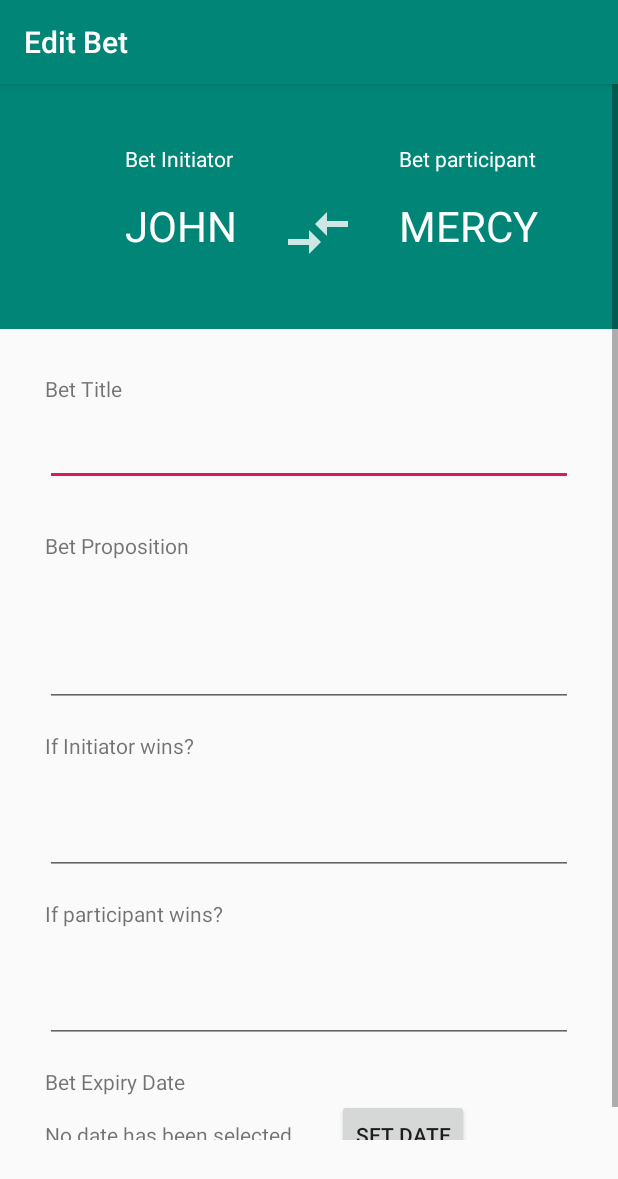
After one commit to Jackwitwicky/couplebet, an Android app: the EditBetActivity screen opened directly, with no data from a screen before it, on a phone screen of 412 x 824 dp. The commit adds this screen. Shown: the top 1179 px of the screen. Run offline under Robolectric (Android 15) with nearby library versions, the phone set to English and light mode, and no system bars; our stand-ins replace Room's generated code; 8 statements that could not run were skipped.

Commit message:
added ability to edit an existing bet

```diff
--- a/app/build.gradle
+++ b/app/build.gradle
@@ -49,8 +49,8 @@ dependencies {
     implementation "android.arch.lifecycle:extensions:$rootProject.archLifecycleVersion"
 //    annotationProcessor "android.arch.lifecycle:compiler:$rootProject.archLifecycleVersion"
     kapt "android.arch.lifecycle:compiler:$rootProject.archLifecycleVersion"
-    compile "androidx.core:core-ktx:+"
-    compile "androidx.lifecycle:lifecycle-viewmodel-ktx:2.0.0"
+    implementation "androidx.core:core-ktx:+"
+    implementation "androidx.lifecycle:lifecycle-viewmodel-ktx:2.0.0"
     implementation "org.jetbrains.kotlin:kotlin-stdlib-jdk7:$kotlin_version"
     implementation 'org.jetbrains.kotlinx:kotlinx-coroutines-core:1.3.3'
     implementation "androidx.lifecycle:lifecycle-viewmodel-ktx:$rootProject.archLifecycleVersion"
--- a/app/src/main/AndroidManifest.xml
+++ b/app/src/main/AndroidManifest.xml
@@ -9,7 +9,8 @@
         android:roundIcon="@mipmap/ic_launch_round"
         android:supportsRtl="true"
         android:theme="@style/AppTheme">
-        <activity android:name=".ui.betdetails.BetDetailsActivity"></activity>
+        <activity android:name=".ui.editbet.EditBetActivity"></activity>
+        <activity android:name=".ui.betdetails.BetDetailsActivity" />
         <activity
             android:name=".SplashActivity"
             android:theme="@style/AppTheme.NoActionBar">
@@ -21,7 +22,7 @@
         </activity>
         <activity
             android:name=".MainActivity"
-            android:label="@string/app_name"></activity>
+            android:label="@string/app_name" />
     </application>
 
 </manifest>
--- a/app/src/main/java/com/jacknkiarie/couplebet/MainActivity.java
+++ b/app/src/main/java/com/jacknkiarie/couplebet/MainActivity.java
@@ -25,6 +25,11 @@ public class MainActivity extends AppCompatActivity {
         NavController navController = Navigation.findNavController(this, R.id.nav_host_fragment);
         NavigationUI.setupActionBarWithNavController(this, navController, appBarConfiguration);
         NavigationUI.setupWithNavController(navView, navController);
+
+        int[] arrayInt = new int[]{1,2,4};
+
+
+
     }
 
 }
--- a/app/src/main/java/com/jacknkiarie/couplebet/adapters/BetHistoryAdapter.java
+++ b/app/src/main/java/com/jacknkiarie/couplebet/adapters/BetHistoryAdapter.java
@@ -74,9 +74,6 @@ public class BetHistoryAdapter extends RecyclerView.Adapter<BetHistoryAdapter.My
         holder.layoutView.setOnClickListener(new View.OnClickListener() {
             @Override
             public void onClick(View v) {
-                Toast.makeText(context,
-                        "Test content", Toast.LENGTH_SHORT).show();
-
                 Intent detailsIntent = new Intent(context, BetDetailsActivity.class);
                 detailsIntent.putExtra("BET", mDataset.get(position));
                 context.startActivity(detailsIntent);
--- a/app/src/main/java/com/jacknkiarie/couplebet/models/Bet.java
+++ b/app/src/main/java/com/jacknkiarie/couplebet/models/Bet.java
@@ -53,6 +53,7 @@ public class Bet implements Serializable {
     public static final String STATUS_CLOSED = "closed";
     public static final String STATUS_CANCELLED = "cancelled";
 
+    public static final String BET_EXTRA = "bet_extra";
     // empty constructor
     @Ignore
     public Bet() {}
--- /dev/null
+++ b/app/src/main/java/com/jacknkiarie/couplebet/ui/editbet/EditBetViewModel.java
@@ -0,0 +1,38 @@
+package com.jacknkiarie.couplebet.ui.editbet;
+
+import android.app.Application;
+
+import androidx.lifecycle.LiveData;
+import androidx.lifecycle.MutableLiveData;
+import androidx.lifecycle.ViewModel;
+
+import com.jacknkiarie.couplebet.database.BetRepository;
+import com.jacknkiarie.couplebet.models.Bet;
+
+import java.util.List;
+
+public class EditBetViewModel extends ViewModel {
+
+    private MutableLiveData<String> mText;
+
+    private BetRepository betRepository;
+
+    private LiveData<List<Bet>> allBets;
+
+    public EditBetViewModel() {}
+
+    public EditBetViewModel(Application application) {
+
+        betRepository = new BetRepository(application);
+        allBets = betRepository.getAllBets();
+
+        mText = new MutableLiveData<>();
+        mText.setValue("");
+    }
+
+    public LiveData<String> getText() {
+        return mText;
+    }
+
+    public void insert(Bet bet) {betRepository.insert(bet);}
+}
--- /dev/null
+++ b/app/src/main/java/com/jacknkiarie/couplebet/ui/editbet/EditBetViewModelProviderFactory.java
@@ -0,0 +1,24 @@
+package com.jacknkiarie.couplebet.ui.editbet;
+
+import android.app.Application;
+
+import androidx.annotation.NonNull;
+import androidx.lifecycle.ViewModel;
+import androidx.lifecycle.ViewModelProvider;
+
+import com.jacknkiarie.couplebet.ui.newbet.NewBetViewModel;
+
+public class EditBetViewModelProviderFactory implements ViewModelProvider.Factory {
+
+    private Application mApplication;
+
+    public EditBetViewModelProviderFactory(Application application) {
+        mApplication = application;
+    }
+
+    @NonNull
+    @Override
+    public <T extends ViewModel> T create(@NonNull Class<T> modelClass) {
+        return (T) new EditBetViewModel(mApplication);
+    }
+}
--- /dev/null
+++ b/app/src/main/res/layout/activity_edit_bet.xml
@@ -0,0 +1,209 @@
+<?xml version="1.0" encoding="utf-8"?>
+
+<ScrollView xmlns:android="http://schemas.android.com/apk/res/android"
+    xmlns:app="http://schemas.android.com/apk/res-auto"
+    android:layout_width="match_parent"
+    android:layout_height="match_parent"
+    android:paddingBottom="64dp">
+<RelativeLayout
+    android:layout_width="match_parent"
+    android:layout_height="wrap_content">
+
+    <RelativeLayout
+        android:id="@+id/top_edit_bet_layout"
+        android:layout_width="match_parent"
+        android:layout_height="wrap_content"
+        android:background="@color/colorPrimary"
+        android:gravity="center_horizontal"
+        android:paddingTop="40dp"
+        android:paddingBottom="40dp"
+        android:layout_alignParentTop="true">
+
+        <TextView
+            android:id="@+id/text_edit_bet_initiator_title"
+            android:layout_width="wrap_content"
+            android:layout_height="wrap_content"
+            android:text="Bet Initiator"
+            android:textColor="@android:color/white"
+            android:layout_marginLeft="30dp"
+            android:layout_marginBottom="16dp"/>
+
+        <TextView
+            android:id="@+id/text_edit_bet_initiator"
+            android:layout_width="wrap_content"
+            android:layout_height="wrap_content"
+            android:text="JOHN"
+            android:textColor="@android:color/white"
+            android:textSize="28sp"
+            android:layout_below="@id/text_edit_bet_initiator_title"
+            android:layout_marginLeft="30dp"
+            android:layout_marginStart="30dp" />
+
+        <ImageView
+            android:id="@+id/icon_edit_bet_switch"
+            android:layout_width="48dp"
+            android:layout_height="48dp"
+            android:src="@drawable/ic_bet_switch"
+            android:layout_toRightOf="@id/text_edit_bet_initiator"
+            android:layout_toEndOf="@id/text_edit_bet_initiator"
+            android:layout_marginLeft="30dp"
+            android:layout_marginStart="30dp"
+            android:layout_marginRight="30dp"
+            android:layout_marginEnd="30dp"
+            android:layout_below="@id/text_edit_bet_initiator_title"/>
+
+        <TextView
+            android:id="@+id/text_bet_participant"
+            android:layout_width="wrap_content"
+            android:layout_height="wrap_content"
+            android:layout_toRightOf="@id/icon_edit_bet_switch"
+            android:layout_alignBaseline="@id/text_edit_bet_initiator"
+            android:text="MERCY"
+            android:textColor="@android:color/white"
+            android:textSize="28sp"/>
+
+        <TextView
+            android:id="@+id/text_edit_bet_participant_title"
+            android:layout_width="wrap_content"
+            android:layout_height="wrap_content"
+            android:text="Bet participant"
+            android:textColor="@android:color/white"
+            android:layout_marginBottom="16dp"
+            android:layout_toRightOf="@id/icon_edit_bet_switch"/>
+    </RelativeLayout>
+
+    <TextView
+        android:id="@+id/edit_bet_title_title"
+        android:layout_width="wrap_content"
+        android:layout_height="wrap_content"
+        android:layout_below="@id/top_edit_bet_layout"
+        android:text="@string/bet_title"
+        android:layout_marginTop="30dp"
+        android:layout_marginLeft="30dp"/>
+
+    <EditText
+        android:id="@+id/edit_bet_title"
+        android:layout_width="match_parent"
+        android:layout_height="wrap_content"
+        android:layout_below="@id/edit_bet_title_title"
+        android:layout_alignLeft="@id/edit_bet_title_title"
+        android:layout_marginTop="10dp"
+        android:layout_marginRight="30dp"
+        android:inputType="text" />
+
+    <TextView
+        android:id="@+id/edit_bet_proposition_title"
+        android:layout_width="wrap_content"
+        android:layout_height="wrap_content"
+        android:layout_below="@id/edit_bet_title"
+        android:text="@string/bet_proposition"
+        android:layout_marginTop="30dp"
+        android:layout_marginLeft="30dp"/>
+
+    <EditText
+        android:id="@+id/edit_bet_proposition"
+        android:layout_width="match_parent"
+        android:layout_height="wrap_content"
+        android:layout_below="@id/edit_bet_proposition_title"
+        android:layout_alignLeft="@id/edit_bet_proposition_title"
+        android:layout_marginTop="10dp"
+        android:layout_marginRight="30dp"
+        android:inputType="text|textMultiLine"
+        android:lines="4"
+        android:maxLines="10"
+        android:minLines="3"/>
+
+    <TextView
+        android:id="@+id/text_dashboard"
+        android:layout_width="wrap_content"
+        android:layout_height="wrap_content" />
+
+    <TextView
+        android:id="@+id/edit_bet_initiator_winning_title"
+        android:layout_width="wrap_content"
+        android:layout_height="wrap_content"
+        android:text="@string/initiator_win"
+        android:layout_below="@id/edit_bet_proposition"
+        android:layout_marginTop="16dp"
+        android:layout_alignLeft="@id/edit_bet_proposition_title"
+        android:layout_alignStart="@id/edit_bet_proposition_title"/>
+
+    <EditText
+        android:id="@+id/edit_bet_initiator_winning"
+        android:layout_width="match_parent"
+        android:layout_height="wrap_content"
+        android:layout_below="@id/edit_bet_initiator_winning_title"
+        android:layout_alignLeft="@id/edit_bet_proposition_title"
+        android:layout_marginTop="10dp"
+        android:layout_marginRight="30dp"
+        android:inputType="text|textMultiLine"
+        android:lines="4"
+        android:maxLines="10"
+        android:minLines="2"/>
+
+    <TextView
+        android:id="@+id/edit_bet_participant_winning_title"
+        android:layout_width="wrap_content"
+        android:layout_height="wrap_content"
+        android:text="@string/participant_win"
+        android:layout_below="@id/edit_bet_initiator_winning"
+        android:layout_marginTop="16dp"
+        android:layout_alignLeft="@id/edit_bet_proposition_title"
+        android:layout_alignStart="@id/edit_bet_proposition_title"/>
+
+    <EditText
+        android:id="@+id/edit_bet_participant_winning"
+        android:layout_width="match_parent"
+        android:layout_height="wrap_content"
+        android:layout_below="@id/edit_bet_participant_winning_title"
+        android:layout_alignLeft="@id/edit_bet_proposition_title"
+        android:layout_alignStart="@id/edit_bet_proposition_title"
+        android:layout_marginTop="10dp"
+        android:layout_marginRight="30dp"
+        android:layout_marginEnd="30dp"
+        android:inputType="text|textMultiLine"
+        android:lines="4"
+        android:maxLines="10"
+        android:minLines="2"/>
+
+    <TextView
+        android:id="@+id/edit_bet_expiry_title"
+        android:layout_width="wrap_content"
+        android:layout_height="wrap_content"
+        android:text="@string/bet_expiry"
+        android:layout_below="@id/edit_bet_participant_winning"
+        android:layout_marginTop="16dp"
+        android:layout_alignLeft="@id/edit_bet_proposition_title"
+        android:layout_alignStart="@id/edit_bet_proposition_title"/>
+
+    <TextView
+        android:id="@+id/edit_bet_expiry"
+        android:layout_width="wrap_content"
+        android:layout_height="wrap_content"
+        android:layout_below="@id/edit_bet_expiry_title"
+        android:layout_alignLeft="@id/edit_bet_proposition_title"
+        android:layout_marginTop="16dp"
+        android:text="@string/pending_date_expiry"
+        />
+
+    <Button
+        android:id="@+id/edit_expiry_date_button"
+        android:layout_width="wrap_content"
+        android:layout_height="wrap_content"
+        android:text="@string/set_expiry_date_button"
+        android:layout_toRightOf="@id/edit_bet_expiry"
+        android:layout_alignBaseline="@id/edit_bet_expiry"
+        android:layout_marginLeft="30dp"/>
+
+    <Button
+        android:id="@+id/save_edit_bet_button"
+        android:layout_width="wrap_content"
+        android:layout_height="wrap_content"
+        android:text="@string/save_bet_button"
+        android:textColor="@android:color/white"
+        android:layout_below="@id/edit_expiry_date_button"
+        android:layout_centerHorizontal="true"
+        android:theme="@style/AppTheme.AccentButton"
+        android:layout_marginTop="20dp"/>
+</RelativeLayout>
+</ScrollView>
--- a/app/src/main/res/values/strings.xml
+++ b/app/src/main/res/values/strings.xml
@@ -47,7 +47,7 @@
     <string name="bet_history_bet_status_title">Status:</string>
     <string name="bet_history_bet_status">Completed</string>
 
-<!--    Bet Details Screen-->
+    <!--    Bet Details Screen-->
     <string name="bet_details_title">Bet Details</string>
     <string name="bet_details_creation_date_title">Created On:</string>
     <string name="bet_details_declare_winner">Declare Winner</string>
```
Also changed, not shown: app/src/main/java/com/jacknkiarie/couplebet/ui/betdetails/BetDetailsActivity.kt (+21 -0 lines), app/src/main/java/com/jacknkiarie/couplebet/ui/editbet/EditBetActivity.kt (added, +147 -0 lines).
